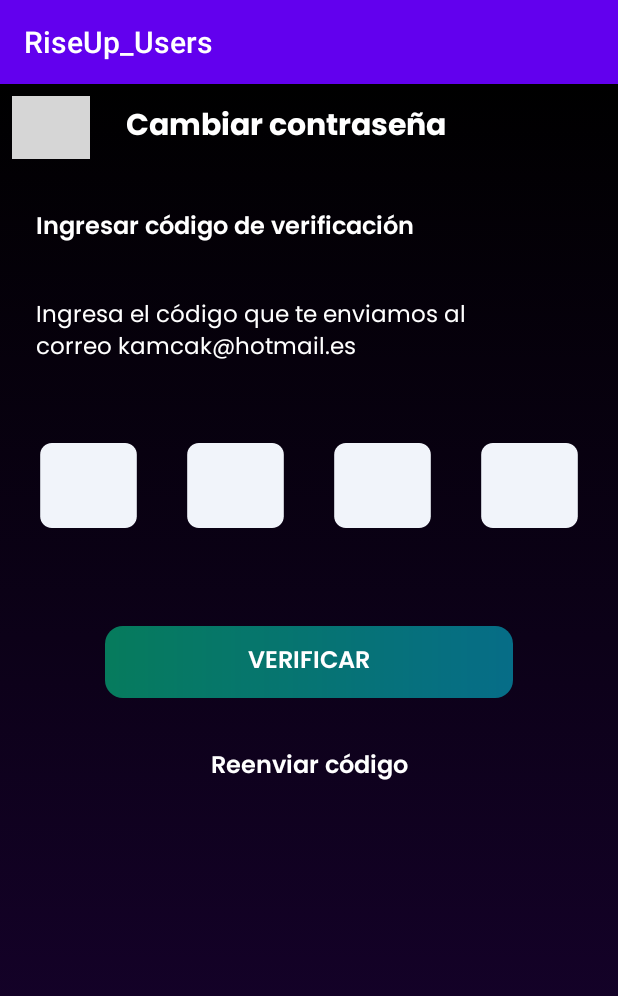
After one commit to foltrest2/RiseUp_Users, an Android app: the ConfigProfileChangePassVerifActivity screen opened directly, with no data from a screen before it, on a phone screen of 412 x 824 dp. The commit adds this screen. Shown: the top 996 px of the screen. Run offline under Robolectric (Android 15) with nearby library versions, the light colour scheme and no system bars; grey boxes are pictures that could not be loaded.

Commit message:
user sex config done

```diff
--- a/app/src/main/AndroidManifest.xml
+++ b/app/src/main/AndroidManifest.xml
@@ -13,6 +13,12 @@
         android:supportsRtl="true"
         android:theme="@style/Theme.RiseUp_Users"
         tools:targetApi="31">
+        <activity
+            android:name=".view.ConfigProfileChangeSexActivity"
+            android:exported="false" />
+        <activity
+            android:name=".view.ConfigProfileChangePassVerifActivity"
+            android:exported="false" />
         <activity
             android:name=".view.ConfigProfileChangeTelActivity"
             android:exported="false" />
--- /dev/null
+++ b/app/src/main/java/com/riseup/riseup_users/view/ConfigProfileChangePassVerifActivity.kt
@@ -0,0 +1,32 @@
+package com.riseup.riseup_users.view
+
+import android.content.Intent
+import androidx.appcompat.app.AppCompatActivity
+import android.os.Bundle
+import android.widget.Toast
+import com.riseup.riseup_users.databinding.ActivityConfigChangePasswordVerifBinding
+
+class ConfigProfileChangePassVerifActivity : AppCompatActivity() {
+
+    private lateinit var binding : ActivityConfigChangePasswordVerifBinding
+
+    override fun onCreate(savedInstanceState: Bundle?) {
+        super.onCreate(savedInstanceState)
+        binding = ActivityConfigChangePasswordVerifBinding.inflate(layoutInflater)
+        setContentView(binding.root)
+
+        binding.backArrowChangePassConfigUserVerifi.setOnClickListener {
+            startActivity(Intent(this@ConfigProfileChangePassVerifActivity, ConfigSecurityActivity::class.java))
+        }
+
+        binding.verifyChangePassCodeBtn.setOnClickListener {
+            Toast.makeText(this,"Código validado", Toast.LENGTH_SHORT).show()
+            startActivity(Intent(this@ConfigProfileChangePassVerifActivity, ConfigurationActivity::class.java))
+        }
+
+        binding.resendVerifCodeChangePassTV.setOnClickListener {
+            Toast.makeText(this,"Reenviando código", Toast.LENGTH_SHORT).show()
+        }
+
+    }
+}
--- a/app/src/main/java/com/riseup/riseup_users/view/ConfigProfileChangeTelActivity.kt
+++ b/app/src/main/java/com/riseup/riseup_users/view/ConfigProfileChangeTelActivity.kt
@@ -18,6 +18,10 @@ class ConfigProfileChangeTelActivity : AppCompatActivity() {
             startActivity(Intent(this@ConfigProfileChangeTelActivity, ConfigProfileInfoActivity::class.java))
         }
 
+        binding.confirmarCambioTelBtn.setOnClickListener {
+            startActivity(Intent(this@ConfigProfileChangeTelActivity, ConfigProfileChangePassVerifActivity::class.java))
+        }
+
     }
 
 }
--- a/app/src/main/java/com/riseup/riseup_users/view/ConfigProfileInfoActivity.kt
+++ b/app/src/main/java/com/riseup/riseup_users/view/ConfigProfileInfoActivity.kt
@@ -27,5 +27,9 @@ class ConfigProfileInfoActivity : AppCompatActivity() {
             startActivity(Intent(this@ConfigProfileInfoActivity, ConfigProfileChangeTelActivity::class.java))
         }
 
+        binding.configETSexoUser.setOnClickListener{
+            startActivity(Intent(this@ConfigProfileInfoActivity, ConfigProfileChangeSexActivity::class.java))
+        }
+
     }
 }
--- a/app/src/main/java/com/riseup/riseup_users/view/ConfigSecurityActivity.kt
+++ b/app/src/main/java/com/riseup/riseup_users/view/ConfigSecurityActivity.kt
@@ -17,5 +17,10 @@ class ConfigSecurityActivity : AppCompatActivity() {
         binding.atrasBtnContrasenaConfig.setOnClickListener {
             startActivity(Intent(this@ConfigSecurityActivity, ConfigurationActivity::class.java))
         }
+
+        binding.configCambiarContraConfiBtn.setOnClickListener {
+            startActivity(Intent(this@ConfigSecurityActivity, ConfigProfileChangePassVerifActivity::class.java))
+        }
+
     }
 }
--- /dev/null
+++ b/app/src/main/res/drawable/verification_box_plaintext.xml
@@ -0,0 +1,24 @@
+<?xml version="1.0" encoding="utf-8"?>
+<vector
+    xmlns:android="http://schemas.android.com/apk/res/android"
+    xmlns:aapt="http://schemas.android.com/aapt"
+    android:width="67.5dp"
+    android:height="59.5dp"
+    android:viewportWidth="67.5"
+    android:viewportHeight="59.5"
+    >
+
+    <group>
+
+        <clip-path
+            android:pathData="M8.75 0.75H58.75C63.1683 0.75 66.75 4.33172 66.75 8.75V50.75C66.75 55.1683 63.1683 58.75 58.75 58.75H8.75C4.33172 58.75 0.75 55.1683 0.75 50.75V8.75C0.75 4.33172 4.33172 0.75 8.75 0.75Z"
+            />
+
+        <path
+            android:pathData="M0.75 0.75V58.75H66.75V0.75"
+            android:fillColor="#F1F4FA"
+            />
+
+    </group>
+
+</vector>
--- /dev/null
+++ b/app/src/main/res/layout/activity_config_change_password_verif.xml
@@ -0,0 +1,150 @@
+<?xml version="1.0" encoding="utf-8"?>
+<androidx.constraintlayout.widget.ConstraintLayout xmlns:android="http://schemas.android.com/apk/res/android"
+    xmlns:app="http://schemas.android.com/apk/res-auto"
+    xmlns:tools="http://schemas.android.com/tools"
+    android:layout_width="match_parent"
+    android:layout_height="match_parent"
+    android:background="@drawable/linear_gradient_background"
+    tools:context=".view.ConfigProfileChangePassVerifActivity">
+
+    <androidx.constraintlayout.widget.ConstraintLayout
+        android:id="@+id/constraintheaderChangePassVerifConfigUser"
+        android:layout_width="0dp"
+        android:layout_height="42dp"
+        android:layout_marginTop="8dp"
+        app:layout_constraintEnd_toEndOf="parent"
+        app:layout_constraintStart_toStartOf="parent"
+        app:layout_constraintTop_toTopOf="parent">
+
+        <ImageButton
+            android:id="@+id/backArrowChangePassConfigUserVerifi"
+            style="@style/BackArrowButton"
+            android:layout_width="52dp"
+            android:layout_height="0dp"
+            android:layout_marginStart="8dp"
+            android:src="@drawable/arrowback"
+            app:layout_constraintBottom_toBottomOf="parent"
+            app:layout_constraintStart_toStartOf="parent"
+            app:layout_constraintTop_toTopOf="parent" />
+
+        <TextView
+            android:id="@+id/titleVerifCodeChangePassTV"
+            style="@style/PoppinsBold_20"
+            android:layout_width="0dp"
+            android:layout_height="0dp"
+            android:layout_marginStart="24dp"
+            android:text="@string/cambiar_contrasena"
+            app:layout_constraintBottom_toBottomOf="@+id/backArrowChangePassConfigUserVerifi"
+            app:layout_constraintEnd_toEndOf="parent"
+            app:layout_constraintStart_toEndOf="@+id/backArrowChangePassConfigUserVerifi"
+            app:layout_constraintTop_toTopOf="@+id/backArrowChangePassConfigUserVerifi" />
+    </androidx.constraintlayout.widget.ConstraintLayout>
+
+    <TextView
+        android:id="@+id/infoTypeVerifCodeTV"
+        style="@style/PoppinsSemiBold_16"
+        android:layout_width="0dp"
+        android:layout_height="wrap_content"
+        android:layout_marginStart="24dp"
+        android:layout_marginTop="32dp"
+        android:layout_marginEnd="8dp"
+        android:text="@string/ingresar_cod_verif"
+        app:layout_constraintEnd_toEndOf="parent"
+        app:layout_constraintStart_toStartOf="parent"
+        app:layout_constraintTop_toBottomOf="@+id/constraintheaderChangePassVerifConfigUser" />
+
+    <TextView
+        android:id="@+id/instructionsVerifCodeChangePass"
+        style="@style/PoppinsRegular_15"
+        android:layout_width="0dp"
+        android:layout_height="wrap_content"
+        android:layout_marginStart="24dp"
+        android:layout_marginTop="32dp"
+        android:layout_marginEnd="24dp"
+        android:text="@string/change_pass_instructions"
+        app:layout_constraintEnd_toEndOf="parent"
+        app:layout_constraintStart_toStartOf="parent"
+        app:layout_constraintTop_toBottomOf="@+id/infoTypeVerifCodeTV" />
+
+    <androidx.constraintlayout.widget.ConstraintLayout
+        android:id="@+id/constraintLayoutVerifChangePass"
+        android:layout_width="wrap_content"
+        android:layout_height="60dp"
+        android:layout_marginTop="48dp"
+        app:layout_constraintEnd_toEndOf="parent"
+        app:layout_constraintStart_toStartOf="parent"
+        app:layout_constraintTop_toBottomOf="@+id/instructionsVerifCodeChangePass">
+
+        <EditText
+            android:id="@+id/verifChangePassDigET1"
+            android:layout_width="66dp"
+            android:layout_height="58dp"
+            android:background="@drawable/verification_box_plaintext"
+            android:ems="10"
+            android:inputType="number"
+            app:layout_constraintBottom_toBottomOf="parent"
+            app:layout_constraintStart_toStartOf="parent"
+            app:layout_constraintTop_toTopOf="parent" />
+
+        <EditText
+            android:id="@+id/verifChangePassDigET2"
+            android:layout_width="66dp"
+            android:layout_height="58dp"
+            android:layout_marginStart="32dp"
+            android:background="@drawable/verification_box_plaintext"
+            android:ems="10"
+            android:inputType="number"
+            app:layout_constraintBottom_toBottomOf="parent"
+            app:layout_constraintStart_toEndOf="@+id/verifChangePassDigET1"
+            app:layout_constraintTop_toTopOf="parent" />
+
+        <EditText
+            android:id="@+id/verifChangePassDigET3"
+            android:layout_width="66dp"
+            android:layout_height="58dp"
+            android:layout_marginStart="32dp"
+            android:background="@drawable/verification_box_plaintext"
+            android:ems="10"
+            android:inputType="number"
+            app:layout_constraintBottom_toBottomOf="parent"
+            app:layout_constraintStart_toEndOf="@+id/verifChangePassDigET2"
+            app:layout_constraintTop_toTopOf="parent" />
+
+        <EditText
+            android:id="@+id/verifChangePassDigET4"
+            android:layout_width="66dp"
+            android:layout_height="58dp"
+            android:layout_marginStart="32dp"
+            android:background="@drawable/verification_box_plaintext"
+            android:ems="10"
+            android:inputType="number"
+            app:layout_constraintBottom_toBottomOf="parent"
+            app:layout_constraintStart_toEndOf="@+id/verifChangePassDigET3"
+            app:layout_constraintTop_toTopOf="parent" />
+    </androidx.constraintlayout.widget.ConstraintLayout>
+
+    <Button
+        android:id="@+id/verifyChangePassCodeBtn"
+        style="@style/PrincipalRectangleRound"
+        android:layout_width="0dp"
+        android:layout_height="wrap_content"
+        android:layout_marginStart="70dp"
+        android:layout_marginTop="64dp"
+        android:layout_marginEnd="70dp"
+        android:text="@string/verificar"
+        app:layout_constraintEnd_toEndOf="parent"
+        app:layout_constraintStart_toStartOf="parent"
+        app:layout_constraintTop_toBottomOf="@+id/constraintLayoutVerifChangePass" />
+
+    <TextView
+        android:id="@+id/resendVerifCodeChangePassTV"
+        style="@style/PoppinsSemiBold_16"
+        android:layout_width="wrap_content"
+        android:layout_height="wrap_content"
+        android:layout_marginTop="32dp"
+        android:text="@string/reenviar_cod"
+        app:layout_constraintEnd_toEndOf="parent"
+        app:layout_constraintStart_toStartOf="parent"
+        app:layout_constraintTop_toBottomOf="@+id/verifyChangePassCodeBtn" />
+
+</androidx.constraintlayout.widget.ConstraintLayout>
--- a/app/src/main/res/layout/activity_config_help.xml
+++ b/app/src/main/res/layout/activity_config_help.xml
@@ -89,7 +89,7 @@
             android:layout_height="wrap_content"
             android:layout_marginStart="16dp"
             android:layout_marginEnd="24dp"
-            android:text="@string/reportarProblema"
+            android:text="@string/soporteYPreguntas"
             app:layout_constraintBottom_toBottomOf="@+id/soporteYFaqArrow"
             app:layout_constraintEnd_toStartOf="@+id/soporteYFaqArrow"
             app:layout_constraintStart_toStartOf="parent"
--- a/app/src/main/res/layout/activity_config_profile_change_tel.xml
+++ b/app/src/main/res/layout/activity_config_profile_change_tel.xml
@@ -19,10 +19,11 @@
         <ImageButton
             android:id="@+id/cancelChangeTelBtn1"
             style="@style/BackArrowButton"
-            android:layout_width="wrap_content"
-            android:layout_height="wrap_content"
+            android:layout_width="36dp"
+            android:layout_height="0dp"
             android:layout_marginStart="8dp"
             app:layout_constraintBottom_toBottomOf="parent"
+            app:layout_constraintEnd_toStartOf="@+id/titleCambiarTelTV"
             app:layout_constraintStart_toStartOf="parent"
             app:layout_constraintTop_toTopOf="parent"
             app:srcCompat="@drawable/close24p" />
--- a/app/src/main/res/layout/activity_config_profile_info.xml
+++ b/app/src/main/res/layout/activity_config_profile_info.xml
@@ -183,12 +183,14 @@
 
         <EditText
             android:id="@+id/configETSexoUser"
-            style="@style/editText"
+            style="@style/editText_disable"
             android:layout_width="0dp"
             android:layout_height="wrap_content"
             android:layout_marginStart="14dp"
             android:layout_marginTop="8dp"
             android:layout_marginEnd="16dp"
+            android:clickable="false"
+            android:cursorVisible="false"
             android:ems="10"
             android:inputType="textPersonName"
             android:text="@string/HombreET"
@@ -218,7 +220,7 @@
 
         <EditText
             android:id="@+id/configETFechaUser"
-            style="@style/editText"
+            style="@style/editText_disable"
             android:layout_width="0dp"
             android:layout_height="wrap_content"
             android:layout_marginStart="14dp"
--- a/app/src/main/res/values/strings.xml
+++ b/app/src/main/res/values/strings.xml
@@ -86,6 +86,17 @@
     <string name="NumeroTelCambiarTitle">Número de teléfono</string>
     <string name="ingresarNumTel">Ingresa tu número de teléfono</string>
     <string name="infoNotifiSMS">Es posible que te enviemos notificaciones\n por SMS con fines de seguridad\n e inicio de sesión.</string>
+    <string name="cambiar_contrasena">Cambiar contraseña</string>
+    <string name="ingresar_cod_verif">Ingresar código de verificación</string>
+    <string name="change_pass_instructions">Ingresa el código que te enviamos al\ncorreo kamcak@hotmail.es</string>
+    <string name="verificar">Verificar</string>
+    <string name="reenviar_cod">Reenviar código</string>
+    <string name="notepreocupes">No te preocupes, no será público</string>
+    <string name="mujer">Mujer</string>
+    <string name="hombre">Hombre</string>
+    <string name="personalizado">Personalizado</string>
+    <string name="nodecir">Prefiero no decir</string>
+    <string name="soporteYPreguntas">Soporte y preguntas frecuentes</string>
 
 
 </resources>
--- a/app/src/main/res/values/themes.xml
+++ b/app/src/main/res/values/themes.xml
@@ -251,6 +251,14 @@
         <item name="android:gravity">center</item>
     </style>
 
+    <style name="PoppinsRegular_15" parent="Widget.AppCompat.TextView">
+        <item name="fontFamily">@font/poppins</item>
+        <item name="android:textColor">@color/white</item>
+        <item name="android:textSize">15dp</item>
+        <item name="android:textAlignment">textStart</item>
+        <item name="android:gravity">center</item>
+    </style>
+
     <style name="PoppinsRegular_18" parent="Widget.AppCompat.TextView">
         <item name="fontFamily">@font/poppins</item>
         <item name="android:textColor">@color/white</item>
```
Also changed, not shown: app/src/main/java/com/riseup/riseup_users/view/ConfigProfileChangeSexActivity.kt (added, +40 -0 lines), app/src/main/res/layout/activity_config_profile_change_email.xml (+6 -4 lines), app/src/main/res/layout/activity_config_profile_change_sex.xml (added, +121 -0 lines).
